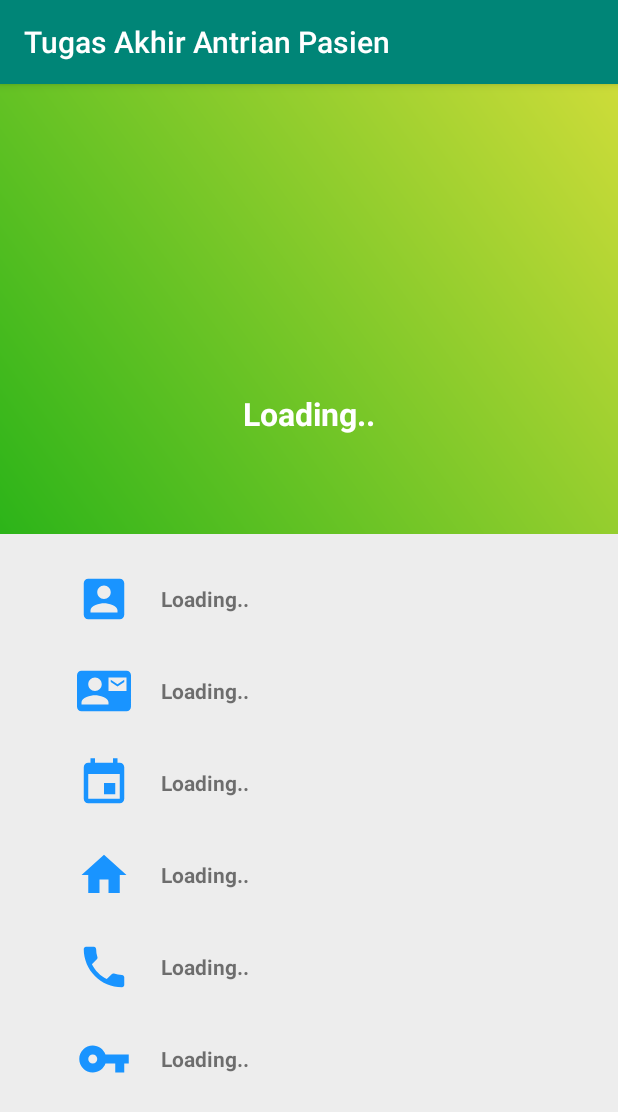
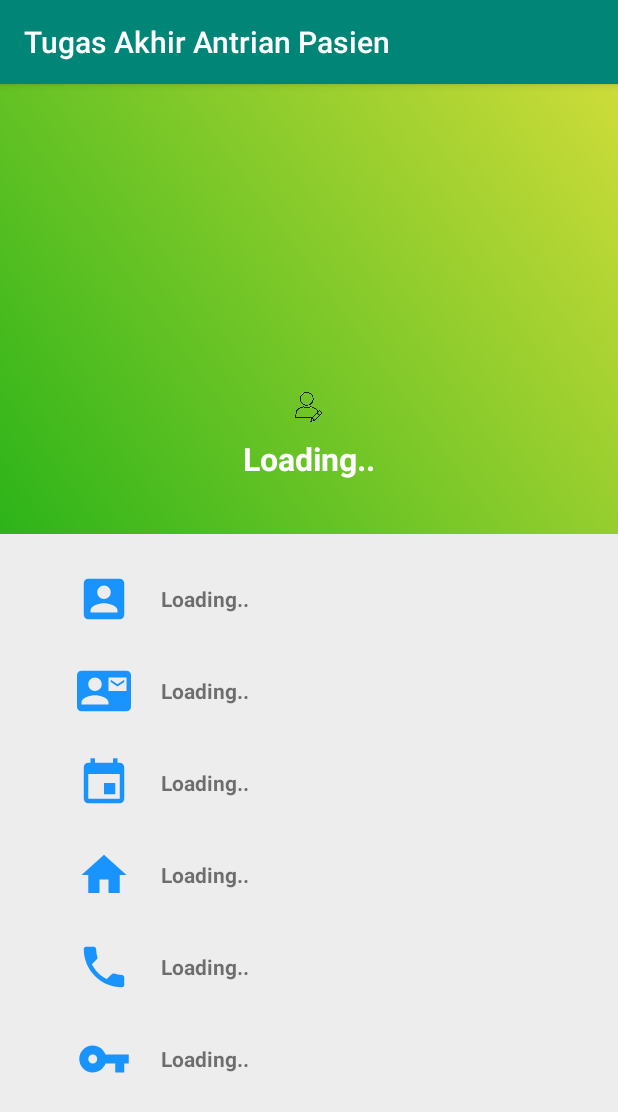
Before and after one commit to remizarezho/Tugas-Akhir-Antrian-Pasien, an Android app: the profile screen opened directly, with no data from a screen before it, on a phone screen of 412 x 824 dp. Shown: the top 1112 px of the screen. Run offline under Robolectric (Android 15) with nearby library versions, the phone set to English and light mode, and no system bars; our stand-ins replace Firebase (no records; nobody signed in at launch, a user with empty details on screens opened directly), Picasso.

Commit message:
update v.1 test puskesmas

```diff
--- a/Aplikasi/app/src/main/java/com/example/tugasakhirantrianpasien/profile.java
+++ b/Aplikasi/app/src/main/java/com/example/tugasakhirantrianpasien/profile.java
@@ -42,6 +42,7 @@ public class profile extends AppCompatActivity {
     private TextView notlp;
     private TextView password;
     private ImageView avatar;
+    private ImageView avatarMini;
 
     private FirebaseFirestore db;
     private Uri filePath;
@@ -62,7 +63,6 @@ public class profile extends AppCompatActivity {
                 uploadImage();
 
                 Bitmap bitmap = MediaStore.Images.Media.getBitmap(getContentResolver(), filePath);
-//                imageView.setImageBitmap(bitmap);
             }
             catch (IOException e)
             {
@@ -89,6 +89,7 @@ public class profile extends AppCompatActivity {
         password = findViewById(R.id.pass_profil);
 
         avatar = findViewById(R.id.avatar_profil);
+        avatarMini = findViewById(R.id.avatar_mini);
 
         avatar.setOnLongClickListener(new View.OnLongClickListener() {
             @Override
@@ -98,6 +99,16 @@ public class profile extends AppCompatActivity {
                 intent.setAction(Intent.ACTION_GET_CONTENT);
                 startActivityForResult(Intent.createChooser(intent, "Select Picture"), PICK_IMAGE_REQUEST);
                 return false;
+            }
+        });
+        avatarMini.setOnClickListener(new View.OnClickListener() {
+            @Override
+            public void onClick(View v) {
+                Intent intent = new Intent();
+                intent.setType("image/*");
+                intent.setAction(Intent.ACTION_GET_CONTENT);
+                startActivityForResult(Intent.createChooser(intent, "Select Picture"), PICK_IMAGE_REQUEST);
+                return;
             }
         });
 
--- a/Aplikasi/app/src/main/res/layout/activity_login.xml
+++ b/Aplikasi/app/src/main/res/layout/activity_login.xml
@@ -57,13 +57,13 @@
                         android:layout_marginTop="45dp"
                         android:layout_width="150dp"
                         android:layout_height="150dp"
-                        android:src="@drawable/logo_puskesmas"
+                        android:src="@drawable/logo_batu"
                         android:layout_marginRight="40dp"/>
                     <ImageView
                         android:layout_marginTop="45dp"
                         android:layout_width="150dp"
                         android:layout_height="150dp"
-                        android:src="@drawable/logo_batu"/>
+                        android:src="@drawable/logo_puskesmas"/>
                 </LinearLayout>
                 <TextView
                     android:layout_marginTop="25dp"
--- a/Aplikasi/app/src/main/res/layout/activity_profile.xml
+++ b/Aplikasi/app/src/main/res/layout/activity_profile.xml
@@ -11,6 +11,7 @@
         android:layout_width="match_parent"
         android:layout_height="300dp">
         <LinearLayout
+            android:id="@+id/photo"
             android:background="@drawable/gradientbackground"
             android:layout_width="match_parent"
             android:layout_height="300dp"
@@ -21,6 +22,13 @@
                 android:layout_gravity="center_horizontal"
                 android:layout_width="150dp"
                 android:layout_height="150dp" />
+            <ImageView
+                android:id="@+id/avatar_mini"
+                android:layout_marginTop="10dp"
+                android:layout_gravity="center_horizontal"
+                android:layout_width="20dp"
+                android:layout_height="20dp"
+                android:src="@drawable/profil"/>
             <TextView
                 android:id="@+id/username_profil"
                 android:layout_marginTop="10dp"
```
Also changed, not shown: Aplikasi/app/src/main/java/com/example/tugasakhirantrianpasien/panggil_nomor.java (+6 -3 lines), Aplikasi/app/src/main/res/drawable/profil.png (added).
